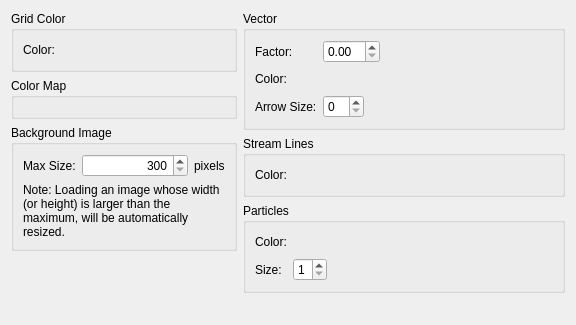
Before: the Qt Designer form libs/gui/pref/preferencepagegraphicsdefault.ui in i-RIC/prepost-gui, drawn with Qt 5.
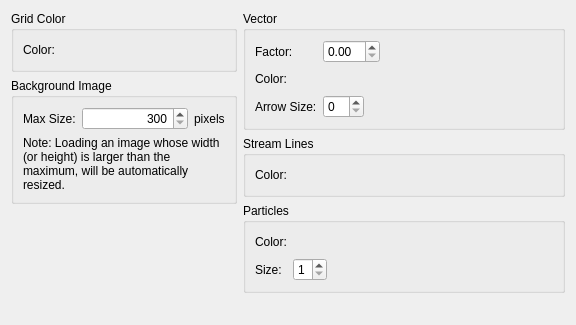
After: the same form once the commit is applied. Custom widgets are drawn as their Qt base class.

Commit message: Improvements related to color map setting dialog etc.

Patch:
```diff
--- a/libs/gui/pref/preferencepagegraphicsdefault.ui
+++ b/libs/gui/pref/preferencepagegraphicsdefault.ui
@@ -52,18 +52,6 @@
        </layout>
       </widget>
      </item>
-     <item>
-      <widget class="QGroupBox" name="groupBox">
-       <property name="title">
-        <string>Color Map</string>
-       </property>
-       <layout class="QVBoxLayout" name="verticalLayout">
-        <item>
-         <widget class="ColorMapSettingWidget" name="colorMapWidget" native="true"/>
-        </item>
-       </layout>
-      </widget>
-     </item>
      <item>
       <widget class="QGroupBox" name="backgroundGroupBox">
        <property name="title">
@@ -359,12 +347,6 @@
    <header>guibase/widget/coloreditwidget.h</header>
    <container>1</container>
   </customwidget>
-  <customwidget>
-   <class>ColorMapSettingWidget</class>
-   <extends>QWidget</extends>
-   <header>guibase/colormap/colormapsettingwidget.h</header>
-   <container>1</container>
-  </customwidget>
  </customwidgets>
  <resources/>
  <connections/>
```
The commit also changes 220 other files.
